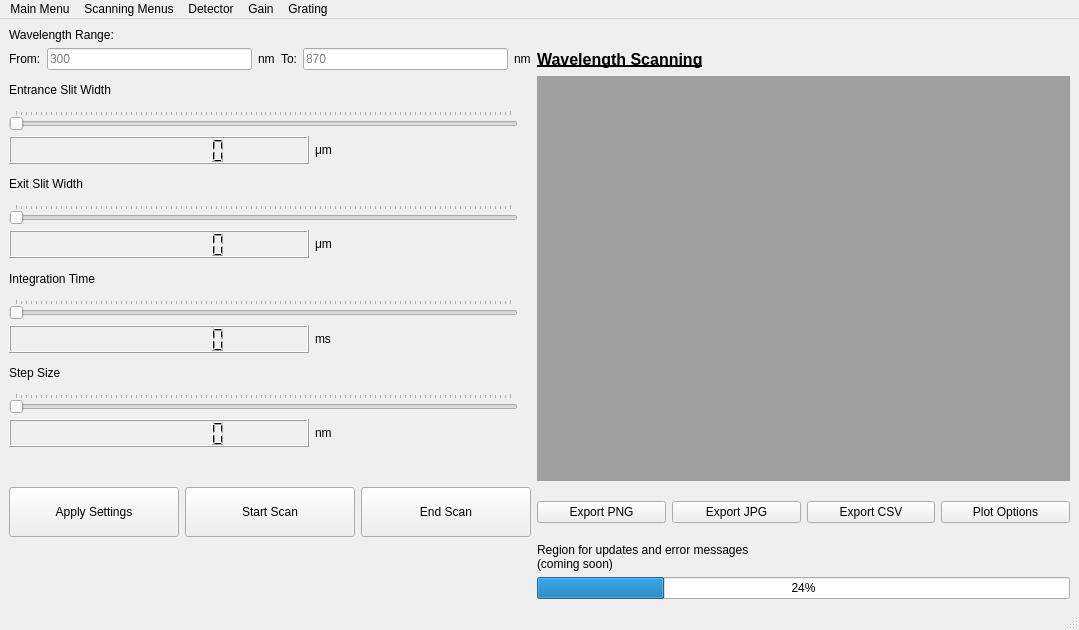
This is ScanningMenu_Design.ui in gitmarcus34/Spectro_GUI as Qt 5 draws it before an edit. The edited form follows.
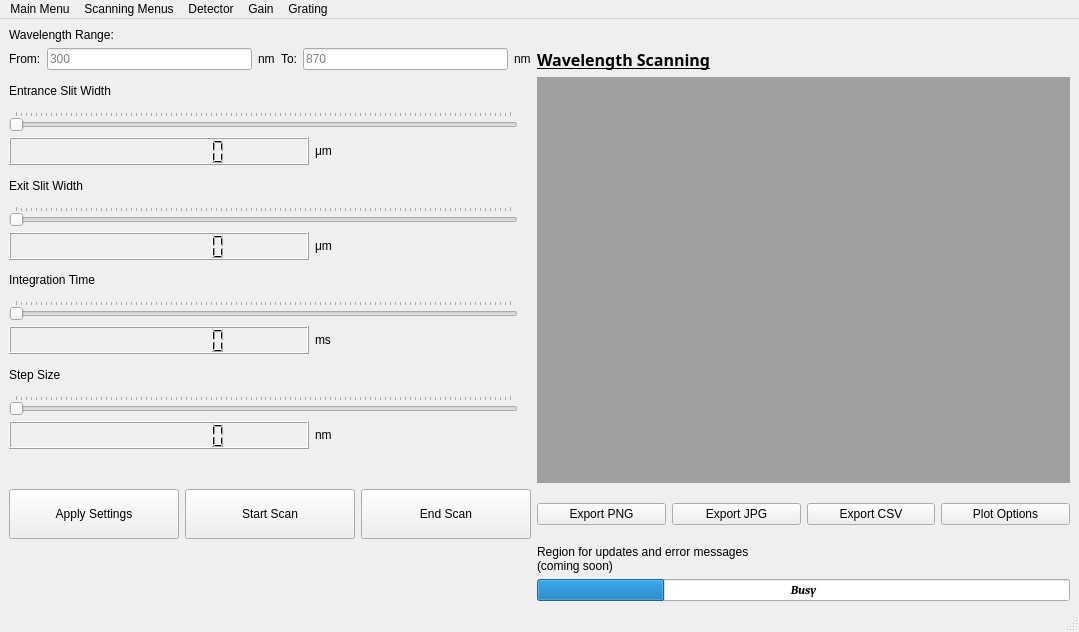
This is the edited form.

```diff
--- a/ScanningMenu_Design.ui
+++ b/ScanningMenu_Design.ui
@@ -7,7 +7,7 @@
     <x>0</x>
     <y>0</y>
     <width>1079</width>
-    <height>630</height>
+    <height>632</height>
    </rect>
   </property>
   <property name="sizePolicy">
@@ -455,6 +455,7 @@
       </property>
       <property name="font">
        <font>
+        <family>Lucida Bright</family>
         <pointsize>12</pointsize>
         <weight>75</weight>
         <bold>true</bold>
@@ -468,9 +469,23 @@
     </item>
     <item row="6" column="2">
      <widget class="QProgressBar" name="progressBar">
+      <property name="font">
+       <font>
+        <family>Cambria</family>
+        <weight>75</weight>
+        <italic>true</italic>
+        <bold>true</bold>
+       </font>
+      </property>
       <property name="value">
        <number>24</number>
       </property>
+      <property name="alignment">
+       <set>Qt::AlignCenter</set>
+      </property>
+      <property name="format">
+       <string>Busy</string>
+      </property>
      </widget>
     </item>
    </layout>
```
